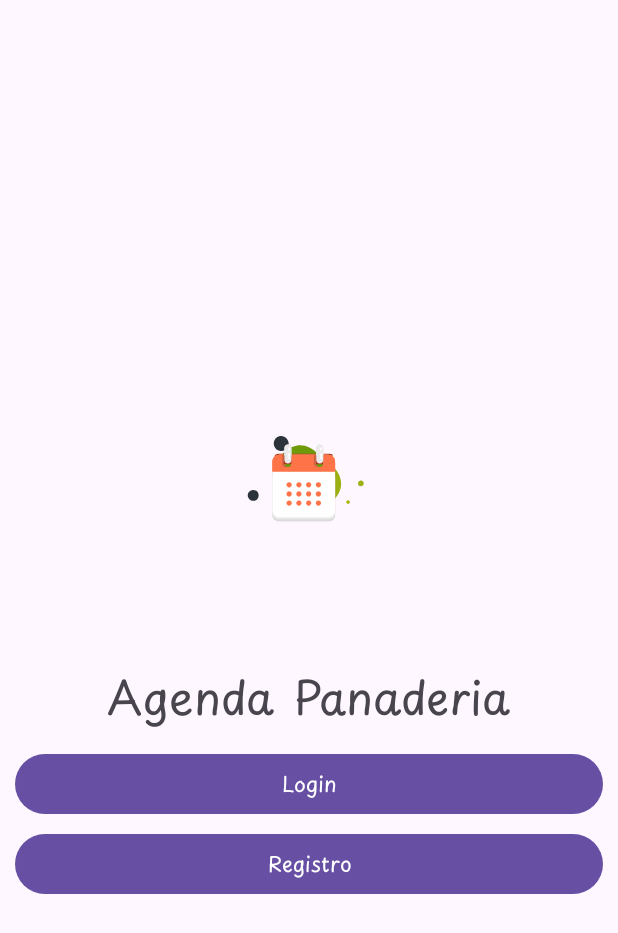
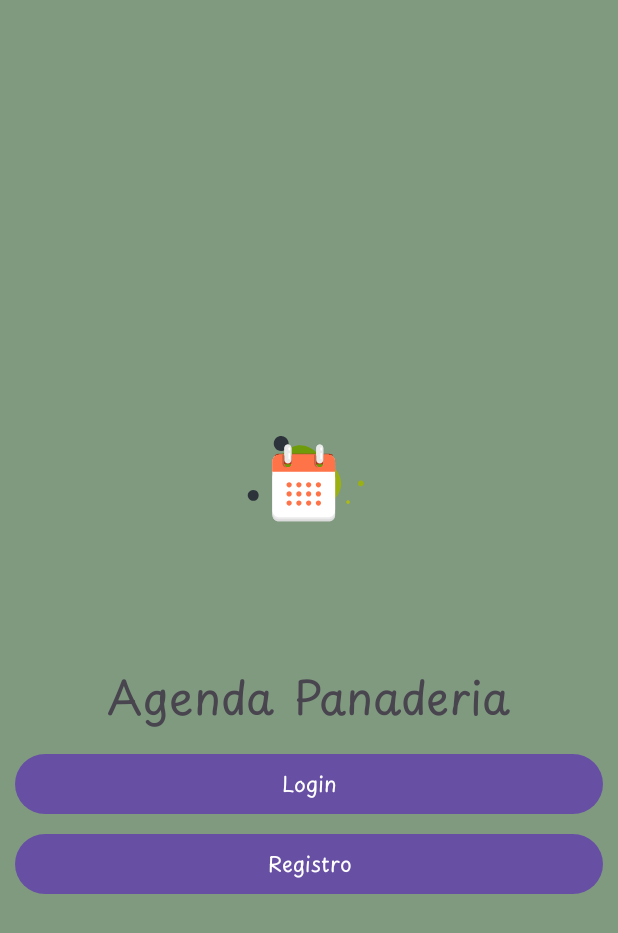
Before and after one commit to Xenia24/OrderEase, an Android app: the screen it shows after launch (MainActivity), on a phone screen of 412 x 824 dp. Shown: the top 933 px of the screen. Run offline under Robolectric (Android 15) with nearby library versions, the light colour scheme and no system bars.

Commit message:
fondo main

```diff
--- a/app/src/main/res/layout/activity_login.xml
+++ b/app/src/main/res/layout/activity_login.xml
@@ -4,6 +4,7 @@
     xmlns:tools="http://schemas.android.com/tools"
     android:layout_width="match_parent"
     android:layout_height="match_parent"
-    tools:context=".Login">
+    tools:context=".Login"
+    android:background="@color/verde">
 
 </androidx.constraintlayout.widget.ConstraintLayout>
--- a/app/src/main/res/layout/activity_main.xml
+++ b/app/src/main/res/layout/activity_main.xml
@@ -4,7 +4,8 @@
     xmlns:tools="http://schemas.android.com/tools"
     android:layout_width="match_parent"
     android:layout_height="match_parent"
-    tools:context=".MainActivity">
+    tools:context=".MainActivity"
+    android:background="@color/verde">
 
 <androidx.appcompat.widget.LinearLayoutCompat android:layout_height="match_parent"
     android:layout_width="match_parent"
```
